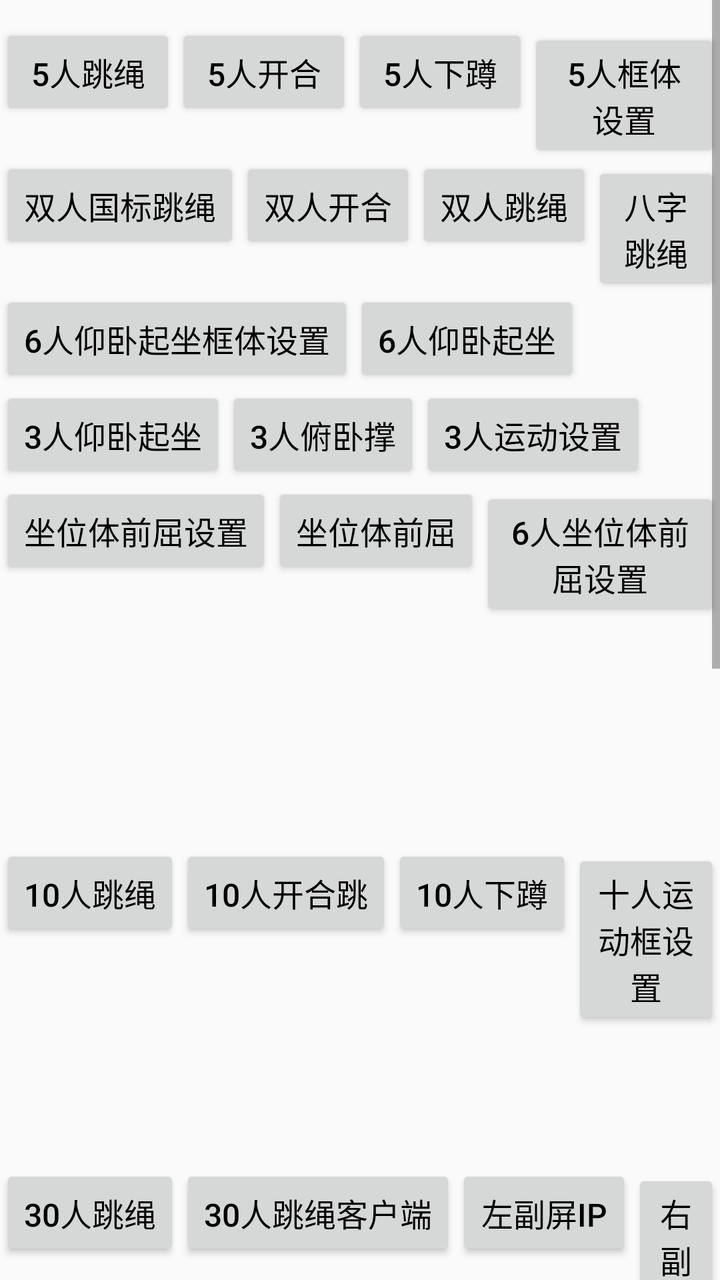
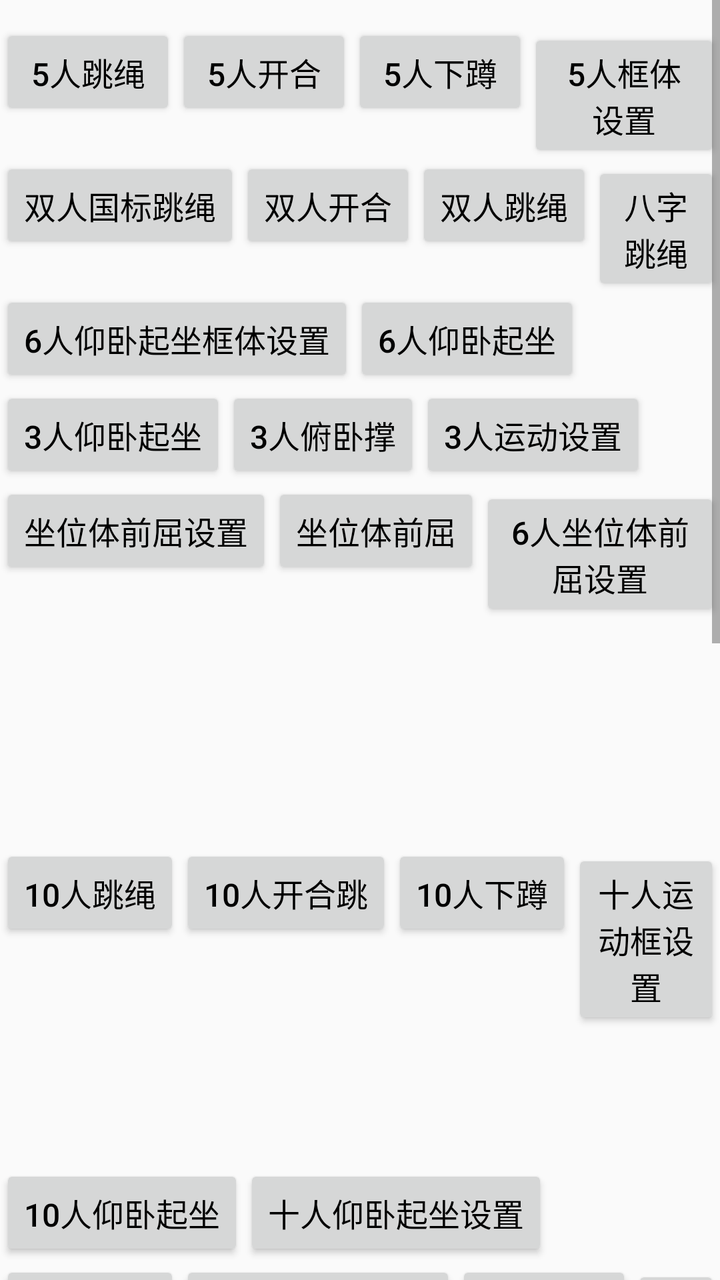

The first picture is an Android layout as it rendered before a commit; the second is the same layout after the commit. The layout source and the unified diff follow.
<!-- AndroidManifest.xml: application theme AppTheme -->
<!-- res/layout/ac_main.xml -->
<?xml version="1.0" encoding="utf-8"?>
<androidx.constraintlayout.widget.ConstraintLayout xmlns:android="http://schemas.android.com/apk/res/android"
    xmlns:app="http://schemas.android.com/apk/res-auto"
    android:layout_width="match_parent"
    android:layout_height="match_parent">

    <ScrollView
        android:layout_width="match_parent"
        android:layout_height="match_parent"
        android:layout_centerHorizontal="true"
        android:scrollbars="vertical">

        <LinearLayout
            android:layout_width="wrap_content"
            android:layout_height="wrap_content"
            android:layout_centerInParent="true"
            android:orientation="vertical"
            android:paddingTop="12dp"
            android:paddingBottom="12dp">

            <LinearLayout
                android:layout_width="wrap_content"
                android:layout_height="wrap_content"
                android:orientation="horizontal">

                <Button
                    android:id="@+id/bnt_0"
                    android:layout_width="wrap_content"
                    android:layout_height="wrap_content"
                    android:text="5人跳绳"
                    android:textColor="@color/color_black"
                    android:textSize="16sp" />

                <Button
                    android:id="@+id/bnt_3"
                    android:layout_width="wrap_content"
                    android:layout_height="wrap_content"
                    android:text="5人开合"
                    android:textColor="@color/color_black"
                    android:textSize="16sp" />

                <Button
                    android:id="@+id/bnt_4"
                    android:layout_width="wrap_content"
                    android:layout_height="wrap_content"
                    android:text="5人下蹲"
                    android:textColor="@color/color_black"
                    android:textSize="16sp" />
                <Button
                    android:id="@+id/bnt_5_region_set"
                    android:layout_width="wrap_content"
                    android:layout_height="wrap_content"
                    android:text="5人框体设置"
                    android:textColor="@color/color_black"
                    android:textSize="16sp" />

            </LinearLayout>

            <LinearLayout
                android:layout_width="match_parent"
                android:layout_height="wrap_content"
                android:contentDescription="双人运动">

                <Button
                    android:id="@+id/btn_skip_gb"
                    android:layout_width="wrap_content"
                    android:layout_height="wrap_content"
                    android:text="双人国标跳绳"
                    android:textColor="@color/color_black"
                    android:textSize="16sp" />
                <Button
                    android:id="@+id/btn_double_open_close"
                    android:layout_width="wrap_content"
                    android:layout_height="wrap_content"
                    android:text="双人开合"
                    android:textColor="@color/color_black"
                    android:textSize="16sp" />

                <Button
                    android:id="@+id/btn_skip"
                    android:layout_width="wrap_content"
                    android:layout_height="wrap_content"
                    android:text="双人跳绳"
                    android:textColor="@color/color_black"
                    android:textSize="16sp" />

                <Button
                    android:id="@+id/btn_skip_eight"
                    android:layout_width="wrap_content"
                    android:layout_height="wrap_content"
                    android:text="八字跳绳"
                    android:textColor="@color/color_black"
                    android:textSize="16sp" />
            </LinearLayout>

            <LinearLayout
                android:layout_width="match_parent"
                android:layout_height="wrap_content"
                android:contentDescription="双人运动">
                <Button
                    android:id="@+id/btn_six_ywqz_set"
                    android:layout_width="wrap_content"
                    android:layout_height="wrap_content"
                    android:text="6人仰卧起坐框体设置"
                    android:textColor="@color/color_black"
                    android:textSize="16sp" />
                <Button
                    android:id="@+id/btn_six_ywqz"
                    android:layout_width="wrap_content"
                    android:layout_height="wrap_content"
                    android:text="6人仰卧起坐"
                    android:textColor="@color/color_black"
                    android:textSize="16sp" />
            </LinearLayout>

            <LinearLayout
                android:layout_width="wrap_content"
                android:layout_height="wrap_content">

                <Button
                    android:id="@+id/bnt_8"
                    android:layout_width="wrap_content"
                    android:layout_height="wrap_content"
                    android:text="3人仰卧起坐"
                    android:textColor="@color/color_black"
                    android:textSize="16sp" />

                <Button
                    android:id="@+id/bnt_9"
                    android:layout_width="wrap_content"
                    android:layout_height="wrap_content"
                    android:text="3人俯卧撑"
                    android:textColor="@color/color_black"
                    android:textSize="16sp" />

                <Button
                    android:id="@+id/btn_three_set"
                    android:layout_width="wrap_content"
                    android:layout_height="wrap_content"
                    android:text="3人运动设置"
                    android:textColor="@color/color_black"
                    android:textSize="16sp" />

            </LinearLayout>

            <LinearLayout
                android:layout_width="wrap_content"
                android:layout_height="wrap_content"
                android:orientation="horizontal">


                <Button
                    android:id="@+id/bnt_10"
                    android:layout_width="wrap_content"
                    android:layout_height="wrap_content"
                    android:text="坐位体前屈设置"
                    android:textColor="@color/color_black"
                    android:textSize="16sp" />

                <Button
                    android:id="@+id/bnt_zw"
                    android:layout_width="wrap_content"
                    android:layout_height="wrap_content"
                    android:text="坐位体前屈"
                    android:textColor="@color/color_black"
                    android:textSize="16sp" />

                <Button
                    android:id="@+id/btn_forward_6_set"
                    android:layout_width="wrap_content"
                    android:layout_height="wrap_content"
                    android:text="6人坐位体前屈设置"
                    android:textColor="@color/color_black"
                    android:textSize="16sp" />

                <Button
                    android:id="@+id/btn_forward_6"
                    android:layout_width="wrap_content"
                    android:layout_height="wrap_content"
                    android:text="6人坐位体前屈"
                    android:textColor="@color/color_black"
                    android:textSize="16sp" />

            </LinearLayout>

            <LinearLayout
                android:layout_width="wrap_content"
                android:layout_height="wrap_content"
                android:orientation="horizontal">

                <Button
                    android:id="@+id/bnt_11"
                    android:layout_width="wrap_content"
                    android:layout_height="wrap_content"
                    android:text="10人跳绳"
                    android:textColor="@color/color_black"
                    android:textSize="16sp" />

                <Button
                    android:id="@+id/btn_ten_open_close"
                    android:layout_width="wrap_content"
                    android:layout_height="wrap_content"
                    android:text="10人开合跳"
                    android:textColor="@color/color_black"
                    android:textSize="16sp" />

                <Button
                    android:id="@+id/btn_ten_squat"
                    android:layout_width="wrap_content"
                    android:layout_height="wrap_content"
                    android:text="10人下蹲"
                    android:textColor="@color/color_black"
                    android:textSize="16sp" />

                <Button
                    android:id="@+id/btn_10_region_set"
                    android:layout_width="wrap_content"
                    android:layout_height="wrap_content"
                    android:text="十人运动框设置"
                    android:textColor="@color/color_black"
                    android:textSize="16sp" />

                <Button
                    android:id="@+id/btn_ipc_set"
                    android:layout_width="wrap_content"
                    android:layout_height="wrap_content"
                    android:text="IPC设置"
                    android:textColor="@color/color_black"
                    android:textSize="16sp" />

                <Button
                    android:id="@+id/btn_ten_face"
                    android:layout_width="wrap_content"
                    android:layout_height="wrap_content"
                    android:text="十人人脸识别"
                    android:textColor="@color/color_black"
                    android:textSize="16sp" />
            </LinearLayout>

            <LinearLayout
                android:layout_width="wrap_content"
                android:layout_height="wrap_content"
                android:orientation="horizontal">
                <Button
                    android:id="@+id/btn_thirty_skip"
                    android:layout_width="wrap_content"
                    android:layout_height="wrap_content"
                    android:text="30人跳绳"
                    android:textColor="@color/color_black"
                    android:textSize="16sp" />

                <Button
                    android:id="@+id/btn_et_ten_skip"
                    android:layout_width="wrap_content"
                    android:layout_height="wrap_content"
                    android:text="30人跳绳客户端"
                    android:textColor="@color/color_black"
                    android:textSize="16sp" />

                <Button
                    android:id="@+id/btn_left_screen_ip"
                    android:layout_width="wrap_content"
                    android:layout_height="wrap_content"
                    android:text="左副屏IP"
                    android:textColor="@color/color_black"
                    android:textSize="16sp" />

                <Button
                    android:id="@+id/btn_right_screen_ip"
                    android:layout_width="wrap_content"
                    android:layout_height="wrap_content"
                    android:text="右副屏IP"
                    android:textColor="@color/color_black"
                    android:textSize="16sp" />

                <Button
                    android:id="@+id/btn_thirty_sport_set"
                    android:layout_width="wrap_content"
                    android:layout_height="wrap_content"
                    android:text="三屏运动框设置"
                    android:textColor="@color/color_black"
                    android:textSize="16sp" />
            </LinearLayout>

            <LinearLayout
                android:layout_width="wrap_content"
                android:layout_height="wrap_content">

                <Button
                    android:id="@+id/btn_face_test"
                    android:layout_width="wrap_content"
                    android:layout_height="wrap_content"
                    android:text="人脸识别测试"
                    android:textColor="@color/color_black"
                    android:textSize="16sp" />

                <Button
                    android:id="@+id/btn_face_test2"
                    android:layout_width="wrap_content"
                    android:layout_height="wrap_content"
                    android:text="人脸识别测试无骨骼"
                    android:textColor="@color/color_black"
                    android:textSize="16sp" />

                <Button
                    android:id="@+id/btn_double_face"
                    android:layout_width="wrap_content"
                    android:layout_height="wrap_content"
                    android:text="双人人脸识别测试"
                    android:textColor="@color/color_black"
                    android:textSize="16sp" />

                <Button
                    android:id="@+id/btn_pic_identify"
                    android:layout_width="wrap_content"
                    android:layout_height="wrap_content"
                    android:text="图片人脸识别"
                    android:textColor="@color/color_black"
                    android:textSize="16sp" />
                <Button
                    android:id="@+id/btn_processor_identify"
                    android:layout_width="wrap_content"
                    android:layout_height="wrap_content"
                    android:text="人脸识别processor"
                    android:textColor="@color/color_black"
                    android:textSize="16sp" />

            </LinearLayout>

            <LinearLayout
                android:layout_width="wrap_content"
                android:layout_height="wrap_content">

                <Button
                    android:id="@+id/btn_nfc_test"
                    android:layout_width="wrap_content"
                    android:layout_height="wrap_content"
                    android:text="NFC读卡测试"
                    android:textColor="@color/color_black"
                    android:textSize="16sp" />
            </LinearLayout>

            <LinearLayout
                android:layout_width="wrap_content"
                android:layout_height="wrap_content">

                <Button
                    android:id="@+id/btn_body_test"
                    android:layout_width="wrap_content"
                    android:layout_height="wrap_content"
                    android:text="框体测试"
                    android:textColor="@color/color_black"
                    android:textSize="16sp" />
                <Button
                    android:id="@+id/btn_frame_animation_test"
                    android:layout_width="wrap_content"
                    android:layout_height="wrap_content"
                    android:text="多序列帧动画"
                    android:textColor="@color/color_black"
                    android:textSize="16sp" />
                <Button
                    android:id="@+id/btn_gesture"
                    android:layout_width="wrap_content"
                    android:layout_height="wrap_content"
                    android:text="手势识别"
                    android:textColor="@color/color_black"
                    android:textSize="16sp" />
            </LinearLayout>

            
            <LinearLayout
                android:layout_width="wrap_content"
                android:layout_height="wrap_content">

                <Button
                    android:id="@+id/btn_bmi_setting"
                    android:layout_width="wrap_content"
                    android:layout_height="wrap_content"
                    android:text="BMI设置"
                    android:textColor="@color/color_black"
                    android:textSize="16sp" />

                <Button
                    android:id="@+id/btn_bmi_sport"
                    android:layout_width="wrap_content"
                    android:layout_height="wrap_content"
                    android:text="BMI运动"
                    android:textColor="@color/color_black"
                    android:textSize="16sp" />

                <Button
                    android:id="@+id/btn_lung_setting"
                    android:layout_width="wrap_content"
                    android:layout_height="wrap_content"
                    android:text="肺活量设置"
                    android:textColor="@color/color_black"
                    android:textSize="16sp" />

                <Button
                    android:id="@+id/btn_lung_sport"
                    android:layout_width="wrap_content"
                    android:layout_height="wrap_content"
                    android:text="肺活量运动"
                    android:textColor="@color/color_black"
                    android:textSize="16sp" />
            </LinearLayout>

        </LinearLayout>

    </ScrollView>

    <TextView
        android:id="@+id/tv_org_id"
        android:layout_width="wrap_content"
        android:layout_height="wrap_content"
        android:layout_marginEnd="@dimen/dp_60"
        android:layout_marginBottom="@dimen/dp_60"
        app:layout_constraintBottom_toBottomOf="parent"
        app:layout_constraintEnd_toEndOf="parent" />
</androidx.constraintlayout.widget.ConstraintLayout>
<!-- resources referenced by this layout -->
<resources>
  <color name="color_black">#000000</color>
  <dimen name="dp_60">60dp</dimen>
  <style name="AppTheme" parent="Theme.AppCompat.DayNight.NoActionBar">
          <item name="colorPrimary">#00FFFF</item>
          <item name="colorPrimaryDark">#FFFFFF</item>
          <item name="colorAccent">#FFFF00</item>
          <item name="android:windowActionBar">false</item>
          <item name="android:windowNoTitle">true</item>
          <item name="android:windowContentTransitions">true</item>
          <item name="android:statusBarColor">@android:color/transparent</item>
          <item name="android:windowFullscreen">true</item>
          <item name="android:windowTranslucentNavigation">true</item>
          <item name="android:windowTranslucentStatus">true</item>
          <item name="android:windowDisablePreview">true</item>
      </style>
</resources>

<!-- the commit's change to res/layout/ac_main.xml (unified diff, before → after) -->
@@ -233,6 +233,28 @@
                     android:layout_width="wrap_content"
                     android:layout_height="wrap_content"
                     android:text="十人人脸识别"
+                    android:textColor="@color/color_black"
+                    android:textSize="16sp" />
+            </LinearLayout>
+
+            <LinearLayout
+                android:layout_width="wrap_content"
+                android:layout_height="wrap_content"
+                android:orientation="horizontal">
+
+                <Button
+                    android:id="@+id/btn_ten_sit_up"
+                    android:layout_width="wrap_content"
+                    android:layout_height="wrap_content"
+                    android:text="10人仰卧起坐"
+                    android:textColor="@color/color_black"
+                    android:textSize="16sp" />
+
+                <Button
+                    android:id="@+id/btn_ten_sit_up_region_setup"
+                    android:layout_width="wrap_content"
+                    android:layout_height="wrap_content"
+                    android:text="十人仰卧起坐设置"
                     android:textColor="@color/color_black"
                     android:textSize="16sp" />
             </LinearLayout>
